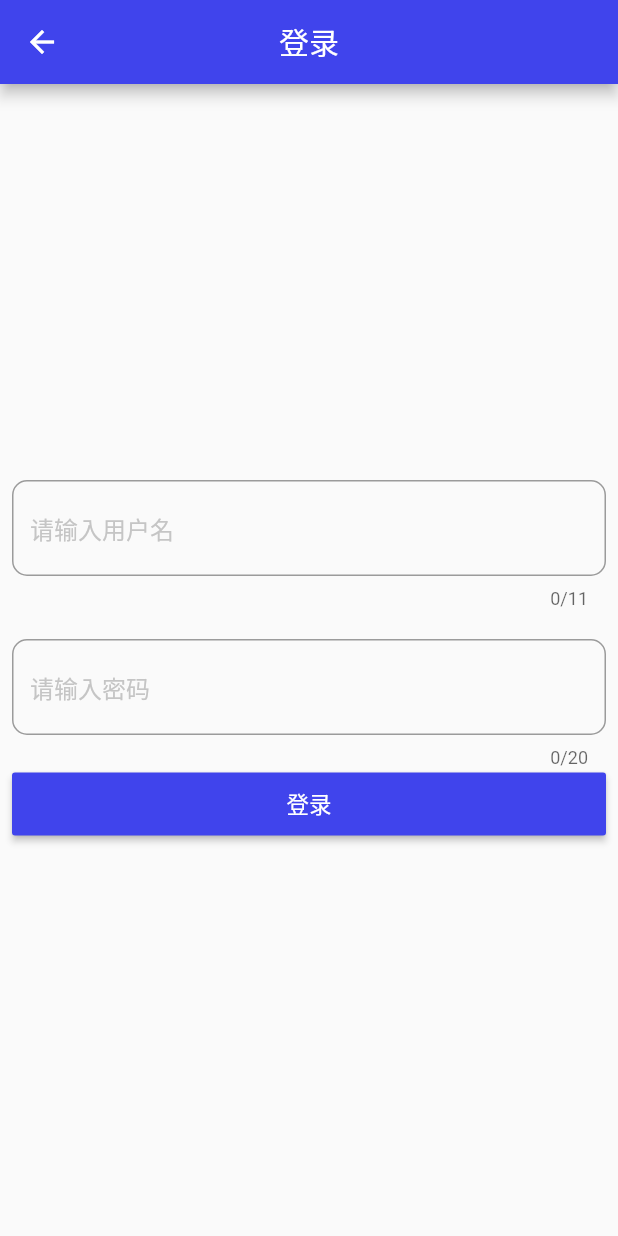
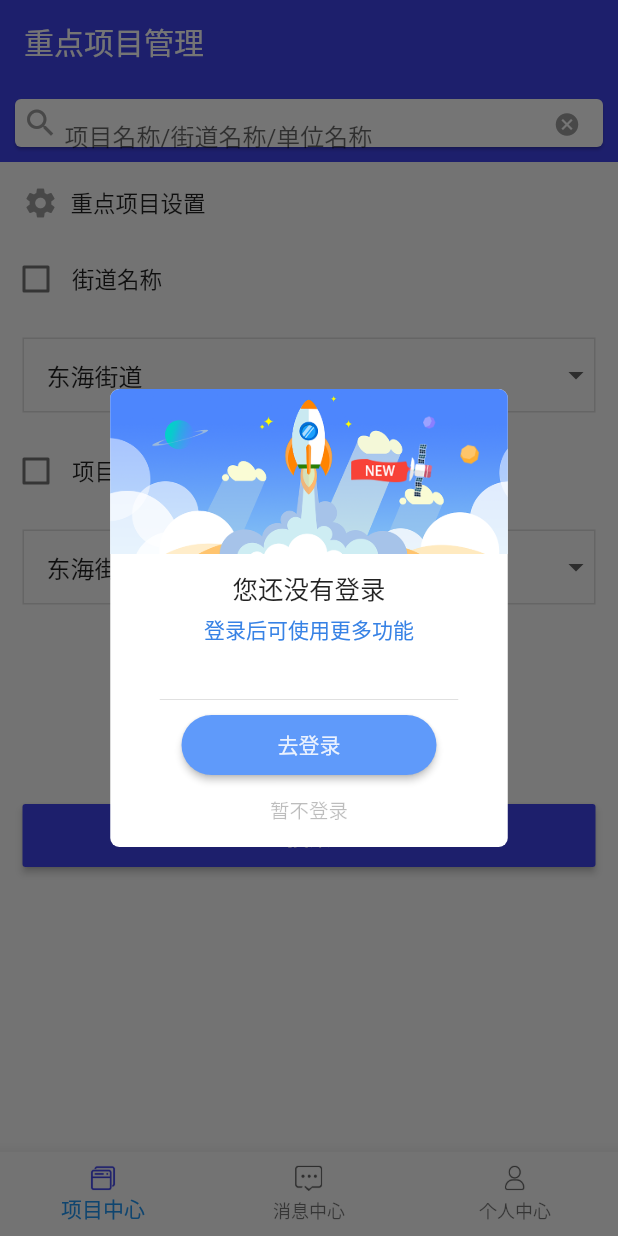
Before and after one commit to napQINLAN/qkdoc_flutter, a Flutter app: the screen it shows after launch, after a tap on "搜索", on a phone screen of 412 x 824 dp. Run offline on Flutter 3.47's test engine with Material 2 defaults, Android fonts, the phone set to English and light mode, and no system bars; our stand-ins replace permission_handler, shared_preferences.

Commit message:
代码提交

```diff
--- a/lib/homepage.dart
+++ b/lib/homepage.dart
@@ -2,6 +2,7 @@ import 'package:flutter/material.dart';
 import 'package:qkdoc_flutter/message/message_page.dart';
 import 'package:qkdoc_flutter/personal/personal_page.dart';
 import 'package:qkdoc_flutter/project/project_page.dart';
+import 'package:qkdoc_flutter/widget/login_notice.dart';
 import 'package:qkdoc_flutter/widget/navigation_icon_view.dart';
 
 class HomePage extends StatefulWidget {
@@ -19,6 +20,7 @@ class _HomePageState extends State<HomePage> {
   @override
   void initState() {
     super.initState();
+
     _navigationIconViews = [
       NavigationIconView(
           title: '项目中心',
@@ -77,4 +79,5 @@ class _HomePageState extends State<HomePage> {
       ),
     );
   }
+
 }
--- a/lib/project/project_page.dart
+++ b/lib/project/project_page.dart
@@ -2,6 +2,8 @@ import 'package:flutter/material.dart';
 import 'package:qkdoc_flutter/login/login_page.dart';
 import 'package:qkdoc_flutter/project/searchbar_page.dart';
 import 'package:qkdoc_flutter/constants/constants.dart';
+import 'package:qkdoc_flutter/widget/login_notice.dart';
+import 'package:qkdoc_flutter/widget/update_version.dart';
 
 class ProjectPage extends StatefulWidget {
   @override
@@ -17,14 +19,18 @@ class _ProjectPageState extends State<ProjectPage> {
   @override
   Widget build(BuildContext context) {
     return Scaffold(
-      appBar: AppBar(
-        title: SearchBarPage(),
-      ),
       body: SingleChildScrollView(
         child: Container(
           child: Column(
             mainAxisAlignment: MainAxisAlignment.center,
             children: <Widget>[
+              Container(
+                height: 52.0,
+                  child: Padding(
+                    padding: const EdgeInsets.all(0.0),
+                    child: SearchBarPage(),
+                  ),
+              ),
               Padding(
                 padding: const EdgeInsets.all(15.0),
                 child: Row(
@@ -163,8 +169,11 @@ class _ProjectPageState extends State<ProjectPage> {
                     RaisedButton(
                       color: Color(AppColors.APP_THEME),
                       onPressed: () {
-                        _navPush(context, LoginPage());
+//                        _navPush(context, LoginPage());
+//                        _updateVersionHandle();
+                        _showLoginDialog();
                       },
+
                       padding: EdgeInsets.all(10),
                       child: Text(
                         "搜索",
@@ -184,6 +193,36 @@ class _ProjectPageState extends State<ProjectPage> {
     );
   }
 
+
+  Future<void> _showLoginDialog() async {
+    return showDialog<void>(
+      context: context,
+      barrierDismissible: false, // user must tap button!
+      builder: (BuildContext context) {
+        final data = LoginNoticeInfo(title: "", content: '');
+        return LoginDialog(data: data);
+      },
+    );
+  }
+
+// 更新 app 弹窗
+  Future<void> _updateVersionHandle() async {
+    return showDialog<void>(
+      context: context,
+      barrierDismissible: false, // user must tap button!
+      builder: (BuildContext context) {
+        final data = UpdateVersion(
+            appStoreUrl: 'https://itunes.apple.com/cn/app/id1380512641',
+            versionName: 'v1.1.1',
+            apkUrl:
+            "https://wbd-app.oss-cn-shenzhen.aliyuncs.com/xls/xls-1.5.5_23_20190709_20.20.apk",
+            content:
+            '1.优化订单显示\n2.解决数据加载异常问题\n3.优化无网络显示效果\n4.解决iPhoneX 兼容性问题\n5.修复定位错误问题');
+        return UpdateVersionDialog(data: data);
+      },
+    );
+  }
+
   _navPush(BuildContext context, Widget page) {
     Navigator.push(context, MaterialPageRoute(builder: (context) => page));
   }
--- a/lib/project/searchbar_page.dart
+++ b/lib/project/searchbar_page.dart
@@ -1,5 +1,4 @@
 import 'package:flutter/material.dart';
-import 'dart:ui';
 
 class SearchBarPage extends StatefulWidget {
   @override
@@ -7,7 +6,7 @@ class SearchBarPage extends StatefulWidget {
 }
 
 class _SearchBarPageState extends State<SearchBarPage> {
-  final controller = TextEditingController();
+  final TextEditingController _controller = TextEditingController();
 
   @override
   Widget build(BuildContext context) {
@@ -18,8 +17,8 @@ class _SearchBarPageState extends State<SearchBarPage> {
           padding: const EdgeInsets.all(6.0),
           child: Card(
             child: Container(
-                child:
-                    Row(
+              height: 52.0,
+              child: Row(
                 crossAxisAlignment: CrossAxisAlignment.center,
                 children: <Widget>[
                   SizedBox(
@@ -33,9 +32,10 @@ class _SearchBarPageState extends State<SearchBarPage> {
                     child: Container(
                       alignment: Alignment.center,
                       child: TextField(
-                              controller: controller,
+                        textDirection: TextDirection.ltr,
+                        controller: _controller,
                         decoration: InputDecoration(
-                                  contentPadding: EdgeInsets.only(top: 0.0),
+                            contentPadding: EdgeInsets.all(4.0),
                             hintText: "项目名称/街道名称/单位名称",
                             border: InputBorder.none),
                       ),
@@ -46,16 +46,18 @@ class _SearchBarPageState extends State<SearchBarPage> {
                     color: Colors.grey,
                     iconSize: 18.0,
                     onPressed: () {
-                            controller.clear();
+                      setState(() {
+                        _controller.clear();
+                      });
                     },
                   )
                 ],
               ),
             ),
-
           ),
         ),
       ),
     );
   }
+
 }
--- /dev/null
+++ b/lib/widget/login_notice.dart
@@ -0,0 +1,143 @@
+import 'dart:async';
+import 'dart:io';
+import 'dart:math';
+import 'dart:ui';
+
+import 'package:flutter/cupertino.dart';
+import 'package:flutter/material.dart';
+import 'package:flutter/services.dart';
+import 'package:permission_handler/permission_handler.dart';
+import 'package:qkdoc_flutter/login/login_page.dart';
+import 'package:url_launcher/url_launcher.dart';
+
+class LoginNoticeInfo {
+  final String title;
+  final String content;
+
+  LoginNoticeInfo(
+      {this.title, this.content});
+}
+
+class LoginDialog extends StatefulWidget {
+  final LoginNoticeInfo data;
+
+  LoginDialog({Key key, this.data}) : super(key: key);
+
+  @override
+  _LoginDialogState createState() => _LoginDialogState();
+}
+
+class _LoginDialogState extends State<LoginDialog> {
+
+
+
+  @override
+  Widget build(BuildContext context) {
+    final screenSize = MediaQuery.of(context).size;
+    var _maxContentHeight = min(screenSize.height - 300, 180.0);
+
+    return Material(
+        type: MaterialType.transparency,
+        child: Column(
+            mainAxisAlignment: MainAxisAlignment.center,
+            children: <Widget>[
+              Container(
+                  width: screenSize.height > screenSize.width ? 265 : 370,
+                  decoration: ShapeDecoration(
+                      color: Color(0xFFFFFFFF),
+                      shape: RoundedRectangleBorder(
+                        borderRadius: BorderRadius.circular(6),
+                      )),
+                  child: Column(children: <Widget>[
+                    ClipRRect(
+                        borderRadius: BorderRadius.only(
+                          topLeft: Radius.circular(6.0),
+                          topRight: Radius.circular(6.0),
+                        ),
+                        child: Image.asset(
+                          "assets/images/update/ic_update_bg.png",
+                          height: 110,
+                          width: double.infinity,
+                          fit: BoxFit.cover,
+                        )),
+                    Padding(
+                        padding: const EdgeInsets.fromLTRB(0, 10, 0, 5),
+                        child: Center(
+                            child: new Text('您还没有登录',
+                                style: new TextStyle(
+                                  fontSize: 17.0,
+                                  fontWeight: FontWeight.w500,
+                                )))),
+                    Container(
+                      child: Text(
+                        "登录后可使用更多功能",
+                        style: TextStyle(
+                            color: Color(0xff3782e5),
+                            fontWeight: FontWeight.w500),
+                      ),
+                    ),
+                    ConstrainedBox(
+                      constraints: BoxConstraints(maxHeight: _maxContentHeight),
+                      child: Container(
+                        padding: EdgeInsets.fromLTRB(20, 10, 20, 10),
+                        child: SingleChildScrollView(
+                          child: Text(
+                            widget.data.content,
+                            style: TextStyle(color: Colors.black87),
+                          ),
+                        ),
+                      ),
+                    ),
+                    Padding(
+                      padding: const EdgeInsets.fromLTRB(33, 0, 33, 0),
+                      child: Container(
+                        height: 1.0 /
+                            MediaQueryData.fromWindow(window).devicePixelRatio,
+                        color: Color(0xffC0C0C0),
+                      ),
+                    ),
+                    Padding(
+                      padding: const EdgeInsets.only(top: 10),
+                      child: SizedBox(
+                        width: 170,
+                        height: 40,
+                        child: RaisedButton(
+                            child: Text(
+                              "去登录",
+                              style: TextStyle(color: Color(0xdfffffff)),
+                            ),
+                            color: const Color(0xff5f9afa),
+                            onPressed: () {
+                              _navPush(context, LoginPage());
+                            },
+                            shape: RoundedRectangleBorder(
+                                borderRadius: BorderRadius.circular(30.0))),
+                      ),
+                    ),
+                    Padding(
+                        padding: EdgeInsets.fromLTRB(0, 8, 0, 10),
+                        child: SizedBox(
+                          height: 30,
+                          child: FlatButton(
+                              onPressed: () {
+                                Navigator.pop(context);
+                              },
+                              textColor: Colors.black26,
+                              color: Colors.transparent,
+                              highlightColor: Colors.transparent,
+                              shape: RoundedRectangleBorder(
+                                  borderRadius: BorderRadius.circular(30)),
+                              child: Text(
+                                "暂不登录",
+                                style: TextStyle(fontSize: 13),
+                              )),
+                        ))
+                  ]))
+            ]));
+  }
+
+  _navPush(BuildContext context, Widget page) {
+    Navigator.push(context, MaterialPageRoute(builder: (context) => page));
+  }
+
+}
--- a/pubspec.yaml
+++ b/pubspec.yaml
@@ -28,6 +28,8 @@ dependencies:
   shared_preferences: ^0.5.2
   event_bus: ^1.1.0
   image_picker: ^0.5.0+9
+  permission_handler: '^3.2.0'
+  url_launcher: ^5.0.2
 
 dev_dependencies:
   flutter_test:
@@ -45,6 +47,9 @@ flutter:
   # the material Icons class.
   uses-material-design: true
   assets:
+    - assets/images/update/ic_up_bg.png
+    - assets/images/update/ic_update_bg.png
+    - assets/images/update/ic_up_close.png
     #menu
     - assets/images/menu_project_select.png
     - assets/images/menu_project_unselect.png
```
Also changed, not shown: lib/login/login_page.dart (+28 -21 lines), lib/main.dart (+0 -8 lines), lib/utils/data_utils.dart (+9 -0 lines), lib/widget/snackbar.dart (added, +13 -0 lines), lib/widget/update_version.dart (added, +241 -0 lines), assets/images/update/2x/ic_up_bg.png (added), assets/images/update/2x/ic_up_close.png (added), assets/images/update/3x/ic_up_bg.png (added), assets/images/update/3x/ic_up_close.png (added), assets/images/update/ic_update_bg.png (added), 10 other files. Lines whose indentation alone changed are shown as unchanged.
